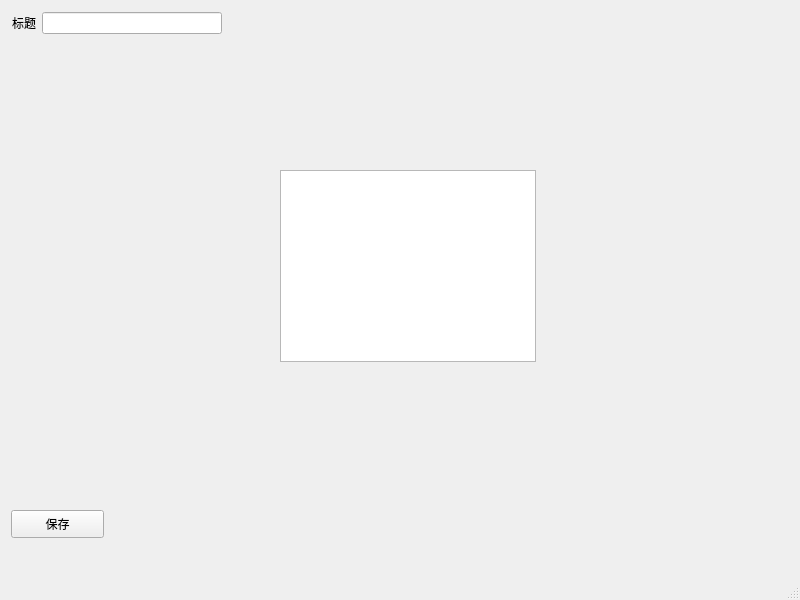
This is qt/untitled.ui in JL-Code/data-dict-tool as Qt 5 draws it before an edit. The edited form follows.
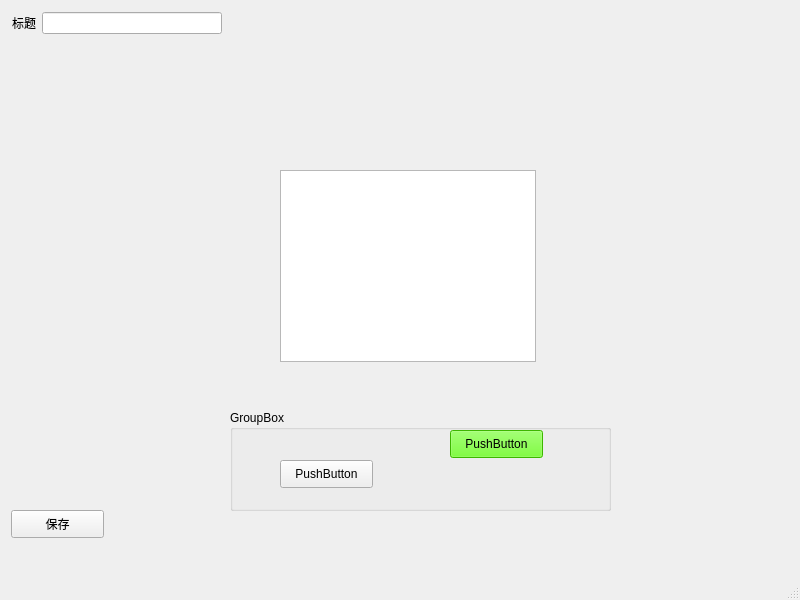
This is the edited form.

Commit message: update:增加单行文本框及按钮小部件使用，编写了 clicked signal 执行点击触发文字显示案例。

The edit to the form file:
```diff
--- a/qt/untitled.ui
+++ b/qt/untitled.ui
@@ -37,6 +37,48 @@
      </rect>
     </property>
    </widget>
+   <widget class="QGroupBox" name="groupBox">
+    <property name="geometry">
+     <rect>
+      <x>230</x>
+      <y>410</y>
+      <width>381</width>
+      <height>101</height>
+     </rect>
+    </property>
+    <property name="title">
+     <string>GroupBox</string>
+    </property>
+    <widget class="QPushButton" name="pushButton">
+     <property name="geometry">
+      <rect>
+       <x>220</x>
+       <y>20</y>
+       <width>93</width>
+       <height>28</height>
+      </rect>
+     </property>
+     <property name="styleSheet">
+      <string notr="true">background-color: rgb(85, 255, 0);</string>
+     </property>
+     <property name="text">
+      <string>PushButton</string>
+     </property>
+    </widget>
+    <widget class="QPushButton" name="pushButton_2">
+     <property name="geometry">
+      <rect>
+       <x>50</x>
+       <y>50</y>
+       <width>93</width>
+       <height>28</height>
+      </rect>
+     </property>
+     <property name="text">
+      <string>PushButton</string>
+     </property>
+    </widget>
+   </widget>
    <widget class="QWidget" name="">
     <property name="geometry">
      <rect>
```
